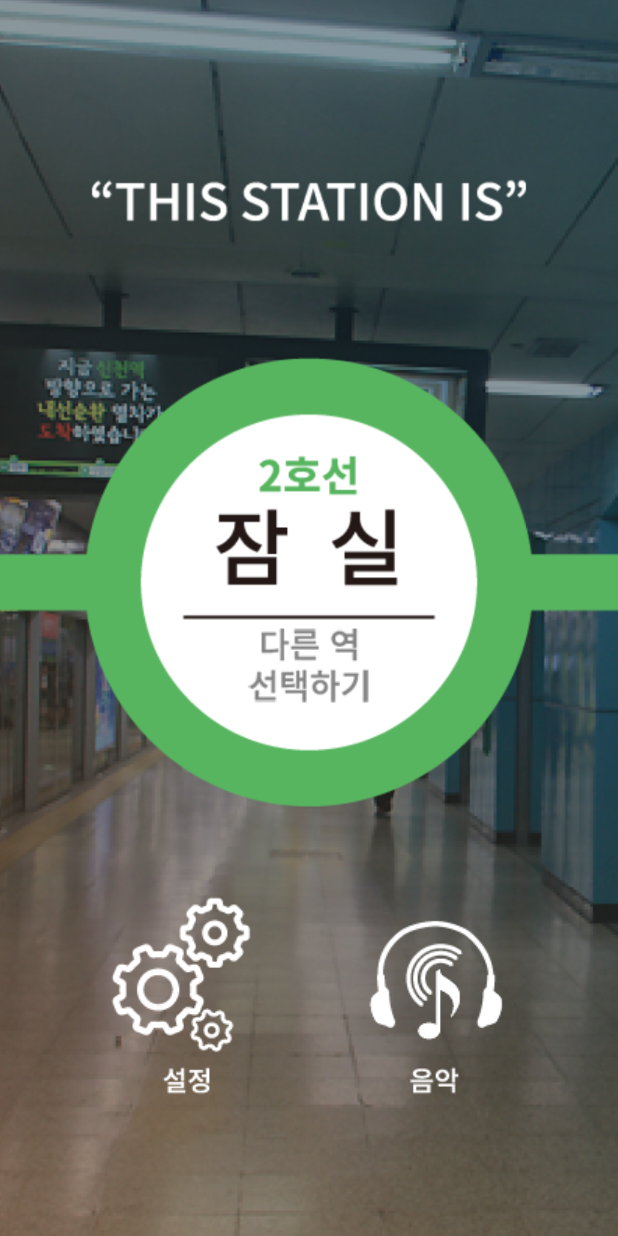
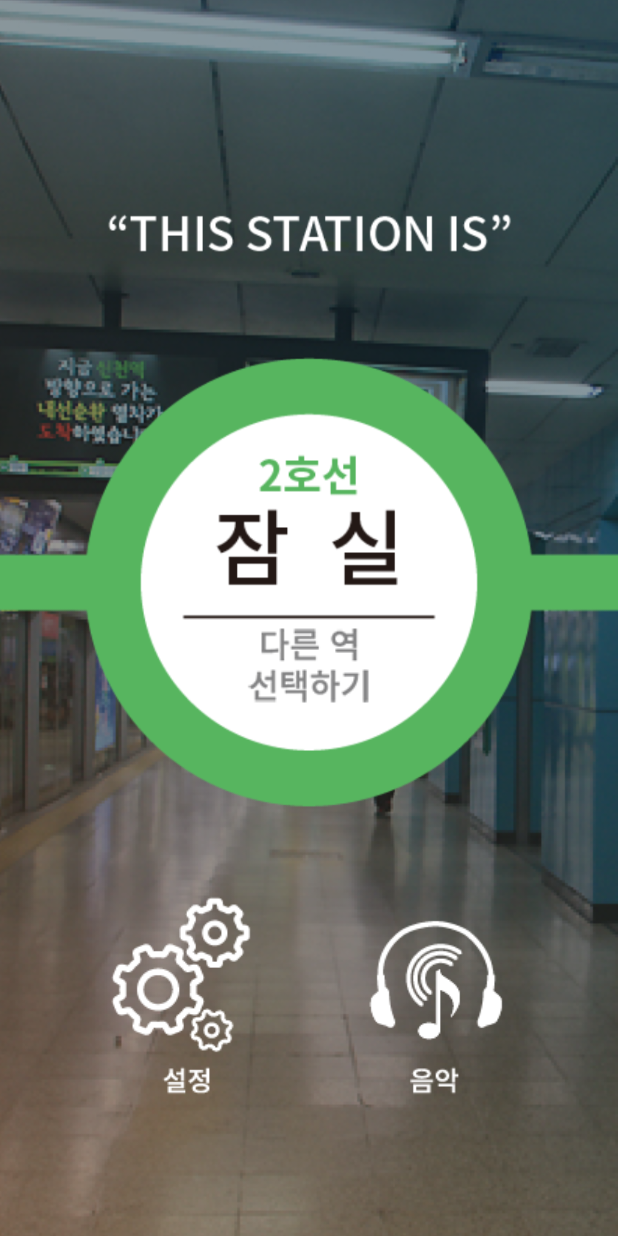
Before and after one commit to piporica/chompoNeedGraduate, an Android app: the screen it shows after launch (MainActivity), on a phone screen of 412 x 824 dp. Run offline under Robolectric (Android 15) with nearby library versions, the phone set to English and light mode, and no system bars.

```diff
--- a/app/src/main/java/com/example/chompopo/IntroActivity.java
+++ b/app/src/main/java/com/example/chompopo/IntroActivity.java
@@ -31,7 +31,7 @@ public class IntroActivity extends AppCompatActivity {
                 startActivity(intent);
                 finish();
             }
-        },5000);
+        },3000);
 
 
         ((MyApp)this.getApplication()).setmusic(1); // 최초음악설정
--- a/app/src/main/res/layout/activity_main.xml
+++ b/app/src/main/res/layout/activity_main.xml
@@ -9,18 +9,25 @@
 
 
     <ImageView
-        android:id="@+id/intro_img"
+        android:id="@+id/main_bg"
         android:layout_width="match_parent"
         android:layout_height="match_parent"
         android:scaleType="centerCrop"
         app:srcCompat="@drawable/main_bg" />
 
     <ImageView
+        android:id="@+id/imageView8"
+        android:layout_width="wrap_content"
+        android:layout_height="wrap_content"
+        app:srcCompat="@drawable/this_station" />
+
+    <ImageView
         android:id="@+id/station_img"
         android:layout_width="match_parent"
         android:layout_height="match_parent"
         android:scaleType="centerCrop"
-        app:srcCompat="@drawable/jamsil_img" />
+        android:visibility="visible"
+        app:srcCompat="@drawable/zs" />
 
     <androidx.constraintlayout.widget.ConstraintLayout
         android:layout_width="match_parent"
--- a/app/src/main/res/layout/intro_layout.xml
+++ b/app/src/main/res/layout/intro_layout.xml
@@ -6,7 +6,7 @@
     android:layout_height="match_parent">
 
     <ImageView
-        android:id="@+id/intro_img"
+        android:id="@+id/main_bg"
         android:layout_width="match_parent"
         android:layout_height="match_parent"
         android:scaleType="centerCrop"
```
Also changed, not shown: app/src/main/java/com/example/chompopo/MainActivity.java (+27 -0 lines), app/src/main/java/com/example/chompopo/mapActivity.java (+52 -3 lines), app/src/main/java/com/example/chompopo/playerActivity.java (+7 -7 lines), app/src/main/res/drawable/bk_nkh.png (added), app/src/main/res/drawable/this_station.png (added), app/src/main/res/drawable/zs.png (added).
